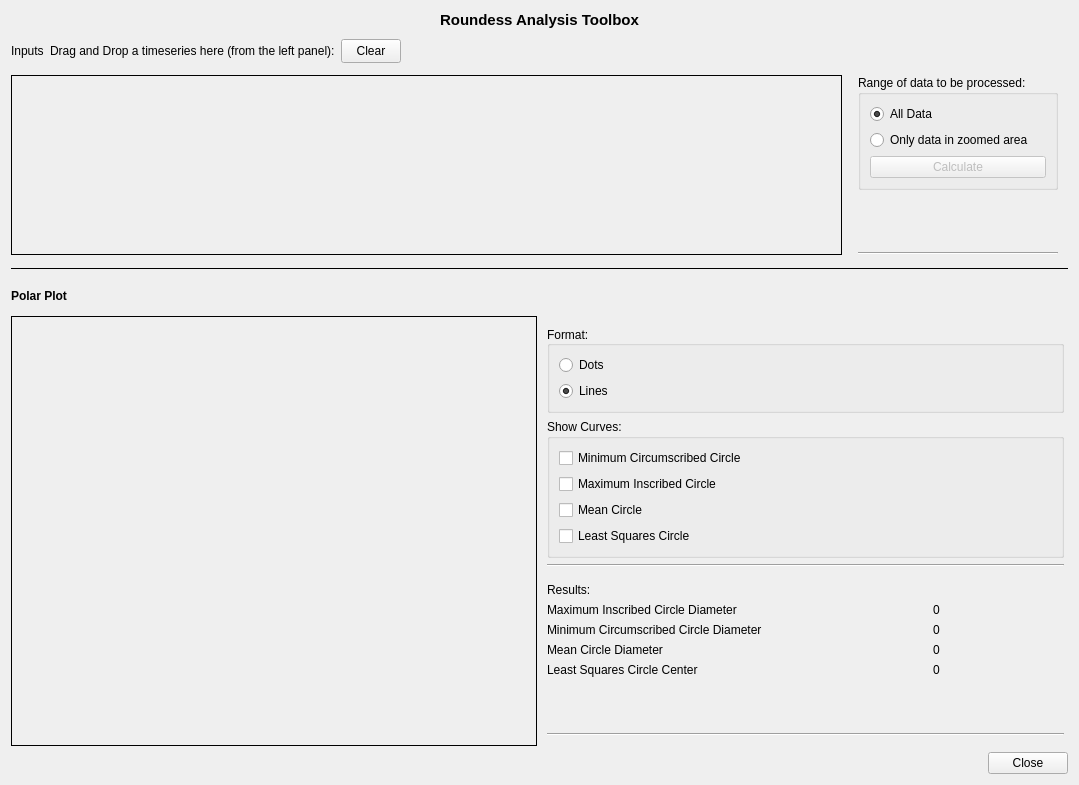
zdavkeos/balyrond, file src/balyrond-pj-plugins/ToolboxRoundness/toolbox_roundness.ui: the form before one commit.
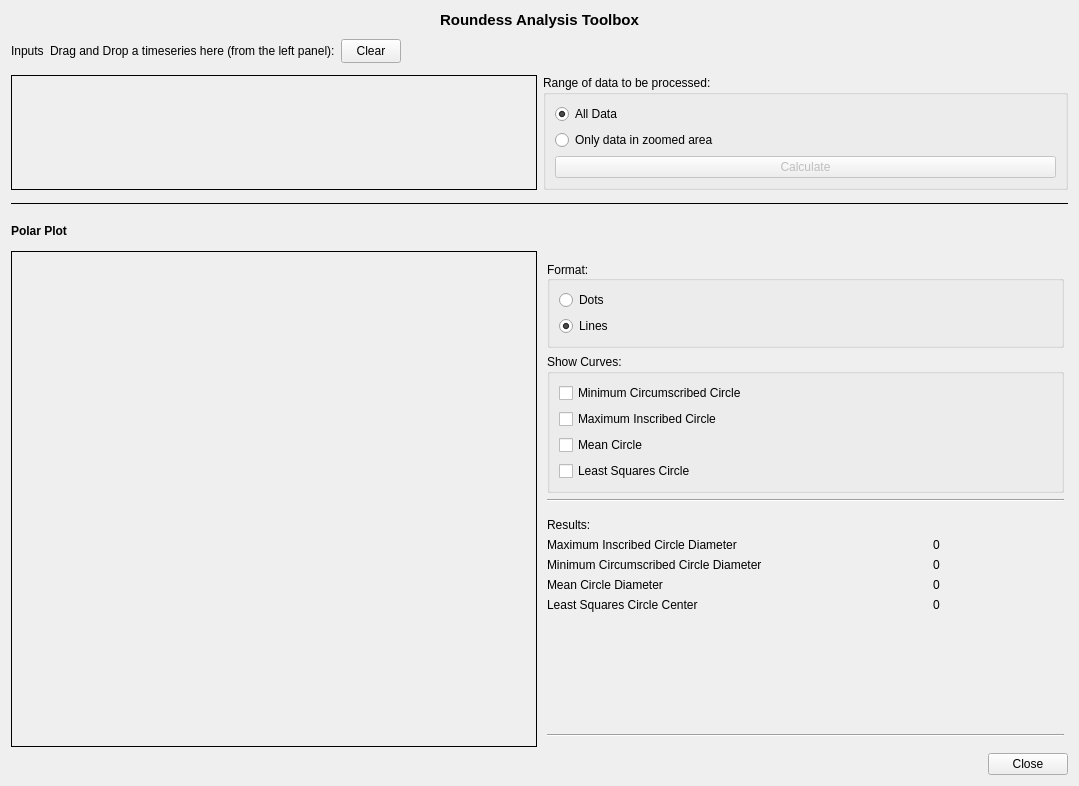
The form after the commit.

Commit message: Re-size the ui

```diff
--- a/src/balyrond-pj-plugins/ToolboxRoundness/toolbox_roundness.ui
+++ b/src/balyrond-pj-plugins/ToolboxRoundness/toolbox_roundness.ui
@@ -7,13 +7,13 @@
     <x>0</x>
     <y>0</y>
     <width>1079</width>
-    <height>785</height>
+    <height>786</height>
    </rect>
   </property>
   <property name="windowTitle">
    <string>Form</string>
   </property>
-  <layout class="QVBoxLayout" name="verticalLayout" stretch="0,0,0,0,0,0,0">
+  <layout class="QVBoxLayout" name="verticalLayout">
    <item>
     <widget class="QLabel" name="label_7">
      <property name="font">
@@ -94,7 +94,7 @@
     </layout>
    </item>
    <item>
-    <layout class="QHBoxLayout" name="horizontalLayout_2" stretch="3,0">
+    <layout class="QHBoxLayout" name="horizontalLayout_2" stretch="0,0">
      <property name="topMargin">
       <number>6</number>
      </property>
@@ -103,6 +103,12 @@
      </property>
      <item>
       <widget class="QFrame" name="framePlotPreviewA">
+       <property name="maximumSize">
+        <size>
+         <width>16777215</width>
+         <height>200</height>
+        </size>
+       </property>
        <property name="autoFillBackground">
         <bool>false</bool>
        </property>
@@ -115,14 +121,6 @@
       </widget>
      </item>
      <item>
-      <layout class="QVBoxLayout" name="verticalLayout_2">
-       <property name="leftMargin">
-        <number>10</number>
-       </property>
-       <property name="rightMargin">
-        <number>10</number>
-       </property>
-       <item>
         <widget class="QGroupBox" name="groupBox">
          <property name="minimumSize">
           <size>
@@ -170,28 +168,6 @@
          </layout>
         </widget>
        </item>
-       <item>
-        <spacer name="verticalSpacer_3">
-         <property name="orientation">
-          <enum>Qt::Vertical</enum>
-         </property>
-         <property name="sizeHint" stdset="0">
-          <size>
-           <width>20</width>
-           <height>40</height>
-          </size>
-         </property>
-        </spacer>
-       </item>
-       <item>
-        <widget class="Line" name="line_2">
-         <property name="orientation">
-          <enum>Qt::Horizontal</enum>
-         </property>
-        </widget>
-       </item>
-      </layout>
-     </item>
     </layout>
    </item>
    <item>
@@ -474,7 +450,7 @@
          <item>
           <layout class="QHBoxLayout" name="horizontalLayout_8">
            <property name="spacing">
-            <number>-1</number>
+            <number>6</number>
            </property>
            <property name="leftMargin">
             <number>0</number>
```
Lines whose indentation alone changed are shown as unchanged.
